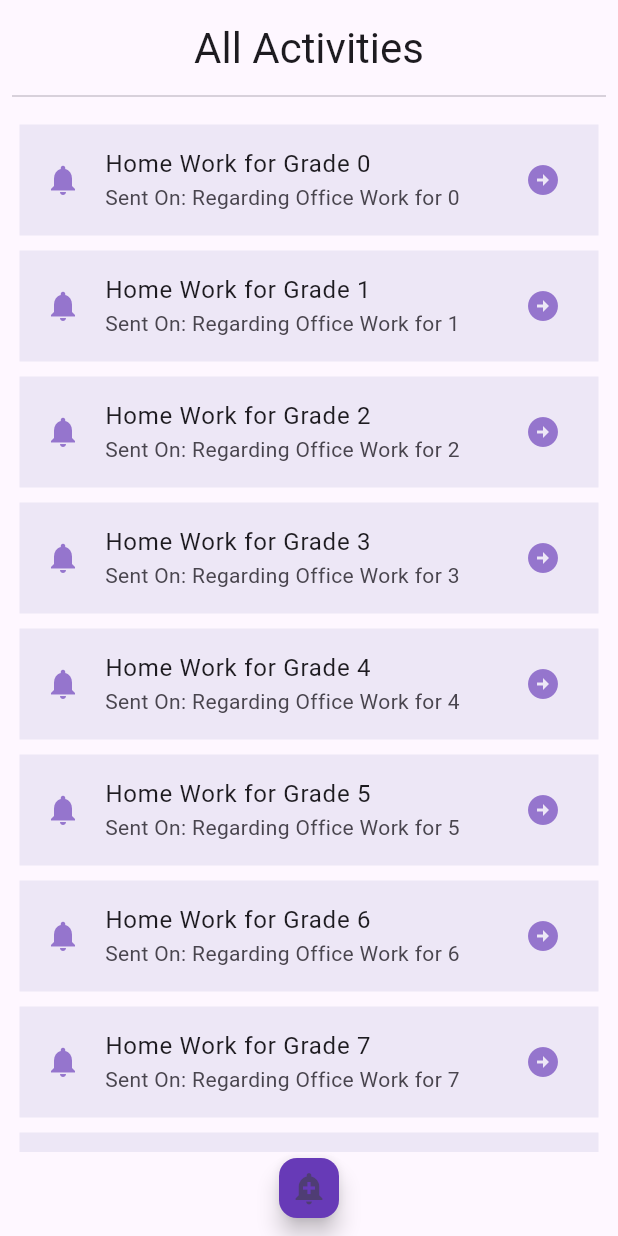
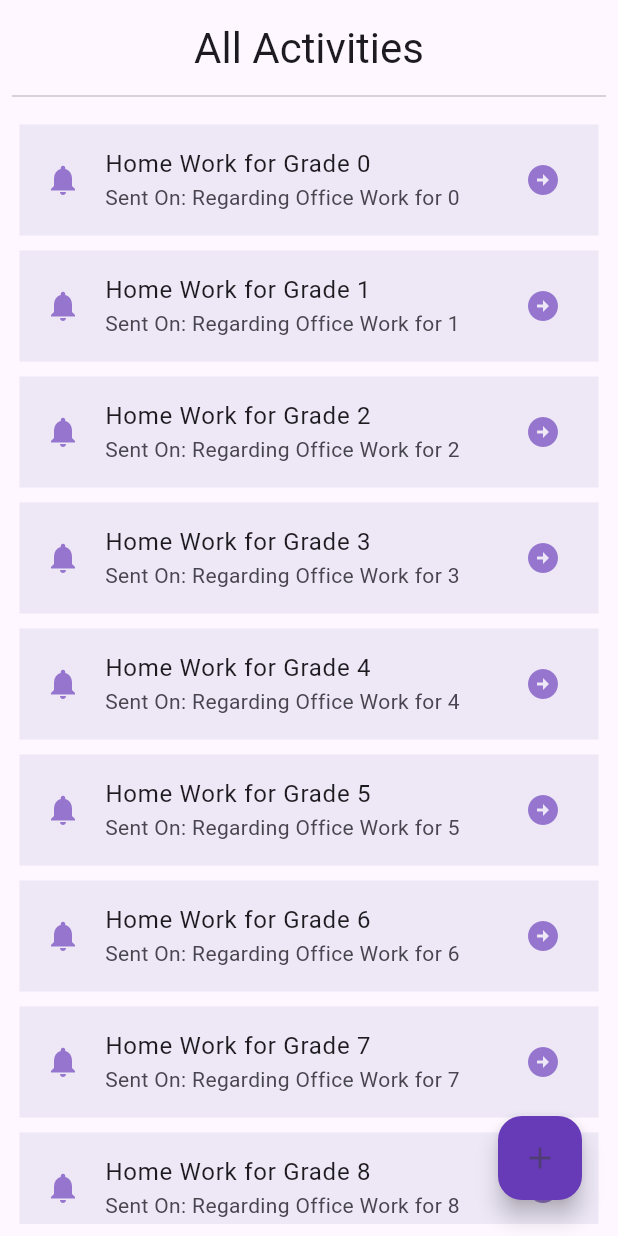
Before and after one commit to LazyyVenom/School_Manager, a Flutter app: the AlertPageMt screen opened directly, on a phone screen of 412 x 824 dp. Run offline on Flutter 3.47's test engine with Material 3 defaults, Android fonts, the phone set to English and light mode, and no system bars; our stand-ins replace firebase_auth, firebase_core, shared_preferences; accounts and stored records are empty; generated files the repository leaves out were written again.

Commit message:
Added more UI

```diff
--- a/lib/pages/management/alert_page_mt.dart
+++ b/lib/pages/management/alert_page_mt.dart
@@ -5,9 +5,12 @@ class AlertPageMt extends StatelessWidget {
 
   @override
   Widget build(BuildContext context) {
-    return Padding(
+    return Scaffold(
+      body: Padding(
         padding: const EdgeInsets.all(8.0),
-      child: Column(
+        child: Stack(
+          children: [
+            Column(
               children: [
                 const SizedBox(height: 6),
                 Text(
@@ -33,27 +36,35 @@ class AlertPageMt extends StatelessWidget {
                                   Icons.notifications,
                                   color: Colors.deepPurple[300],
                                 ),
-                          title: Text("Home Work for Grade $index "),
-                          subtitle:
-                              Text("Sent On: Regarding Office Work for $index"),
+                                title: Text("Home Work for Grade $index"),
+                                subtitle: Text("Sent On: Regarding Office Work for $index"),
                                 trailing: Icon(
                                   Icons.arrow_circle_right,
                                   color: Colors.deepPurple[300],
                                 ),
                               ),
-                      )
+                            ),
                           ],
                         ),
                       );
                     },
                   ),
                 ),
-          FloatingActionButton.small(
-            onPressed: () {},
+              ],
+            ),
+            Positioned(
+              bottom: 16,
+              right: 16,
+              child: FloatingActionButton(
+                onPressed: () {
+                  // Add your onPressed action here
+                },
                 backgroundColor: Colors.deepPurple,
-            child: const Icon(Icons.add_alert),
+                child: const Icon(Icons.add),
+              ),
             ),
           ],
+        ),
       ),
     );
   }
--- a/lib/pages/students/home_page_st.dart
+++ b/lib/pages/students/home_page_st.dart
@@ -191,7 +191,7 @@ class HomePage extends StatelessWidget {
                                 Padding(
                                   padding: EdgeInsets.all(8.0),
                                   child: Icon(
-                                    Icons.grade_sharp,
+                                    Icons.bar_chart,
                                     size: 70,
                                   ),
                                 )
```
Also changed, not shown: lib/pages/management/home_page_mt.dart (+34 -39 lines). Lines whose indentation alone changed are shown as unchanged.
